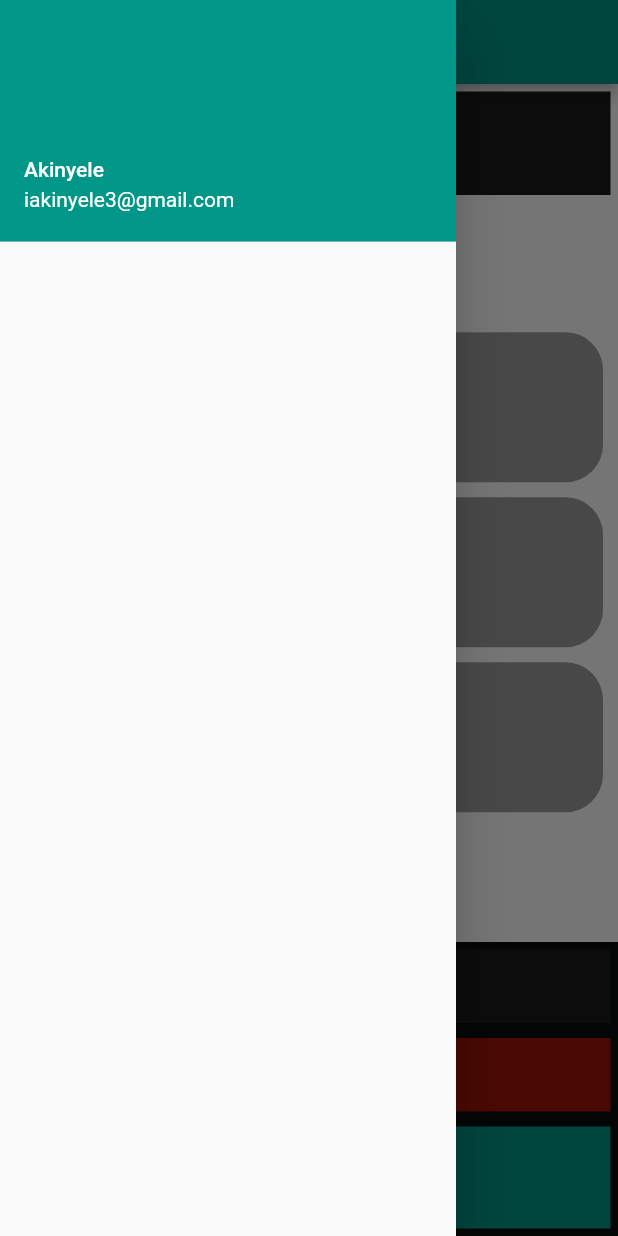
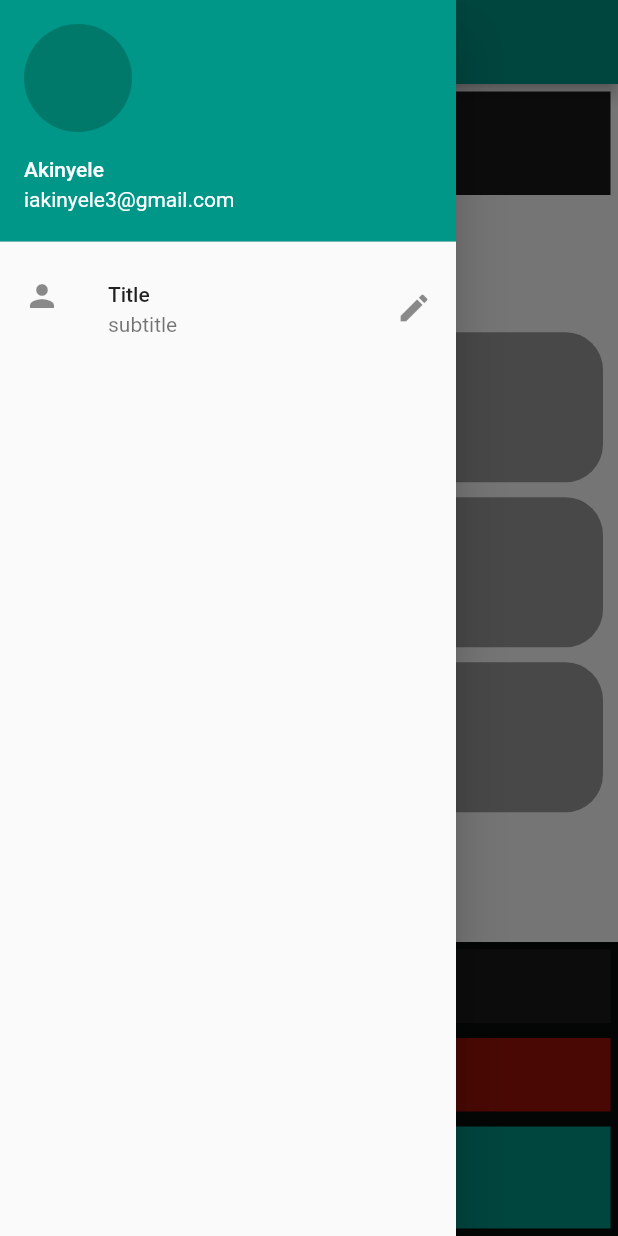
Before and after one commit to Akinyeleib/tictactoe, a Flutter app: the screen it shows after launch, with the side drawer open, on a phone screen of 412 x 824 dp. Run offline on Flutter 3.47's test engine with Material 2 defaults, Android fonts, the phone set to English and light mode, and no system bars.

Commit message:
tiles added to drawer

```diff
--- a/lib/main.dart
+++ b/lib/main.dart
@@ -46,10 +46,20 @@ class _GameActivityState extends State<GameActivity> {
         ),
         drawer: Drawer(
           child: ListView(
-            children: const <Widget>[
-              UserAccountsDrawerHeader(
+            children: <Widget>[
+              const UserAccountsDrawerHeader(
                 accountName: username,
                 accountEmail: email,
+                currentAccountPicture: CircleAvatar(
+                    // backgroundImage: AssetImage("assets/Akinyeleib"),
+                    ),
+              ),
+              ListTile(
+                title: Text("Title"),
+                subtitle: Text("subtitle"),
+                leading: Icon(Icons.person),
+                trailing: Icon(Icons.edit),
+                onTap: () {},
               ),
             ],
           ),
--- a/pubspec.yaml
+++ b/pubspec.yaml
@@ -60,7 +60,8 @@ flutter:
   uses-material-design: true
 
   # To add assets to your application, add an assets section, like this:
-  # assets:
+  assets:
+      - assets/
   #   - images/a_dot_burr.jpeg
   #   - images/a_dot_ham.jpeg
 
```
Also changed, not shown: assets/Akinyeleib.jpg (added).
